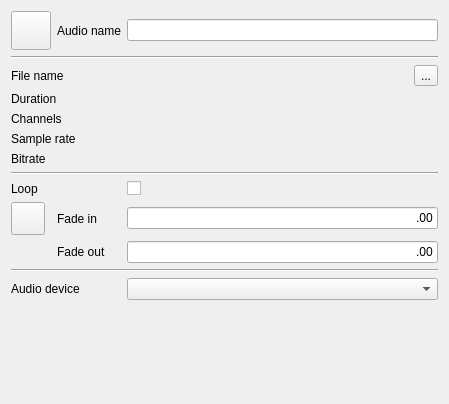
Qt form ui/src/audioeditor.ui (mcallegari/qlcplus) before a commit.
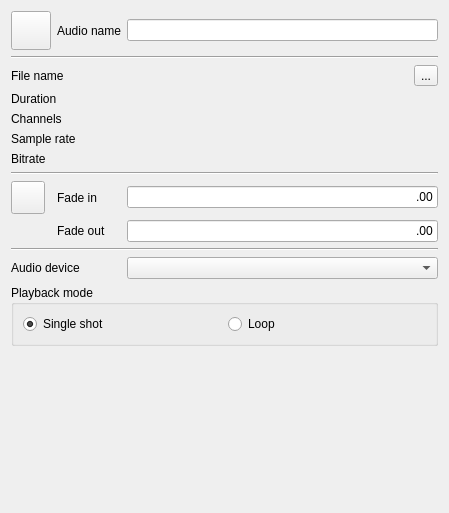
The same form after that commit. Icons and pictures are not drawn.

Commit message:
ui/audio editor: unified UI playback mode with the video editor
Means: less work for the translators and a more consistent UI

The edit to the form file:
```diff
--- a/ui/src/audioeditor.ui
+++ b/ui/src/audioeditor.ui
@@ -26,7 +26,7 @@
     <x>0</x>
     <y>0</y>
     <width>449</width>
-    <height>404</height>
+    <height>513</height>
    </rect>
   </property>
   <property name="windowTitle">
@@ -35,6 +35,32 @@
   <layout class="QGridLayout" name="gridLayout">
    <item row="0" column="0">
     <layout class="QGridLayout" name="gridLayout_2">
+     <item row="12" column="0" colspan="5">
+      <widget class="QGroupBox" name="groupBox">
+       <property name="title">
+        <string>Playback mode</string>
+       </property>
+       <layout class="QHBoxLayout" name="horizontalLayout">
+        <item>
+         <widget class="QRadioButton" name="m_singleCheck">
+          <property name="text">
+           <string>Single shot</string>
+          </property>
+          <property name="checked">
+           <bool>true</bool>
+          </property>
+         </widget>
+        </item>
+        <item>
+         <widget class="QRadioButton" name="m_loopCheck">
+          <property name="text">
+           <string>Loop</string>
+          </property>
+         </widget>
+        </item>
+       </layout>
+      </widget>
+     </item>
      <item row="1" column="0" colspan="5">
       <widget class="Line" name="line">
        <property name="orientation">
@@ -95,14 +121,14 @@
        </property>
       </widget>
      </item>
-     <item row="12" column="0" colspan="3">
+     <item row="11" column="0" colspan="3">
       <widget class="QLabel" name="label_9">
        <property name="text">
         <string>Audio device</string>
        </property>
       </widget>
      </item>
-     <item row="10" column="1" colspan="2">
+     <item row="9" column="1" colspan="2">
       <widget class="QLabel" name="label_7">
        <property name="text">
         <string>Fade out</string>
@@ -131,7 +157,7 @@
        </property>
       </widget>
      </item>
-     <item row="9" column="3" colspan="2">
+     <item row="8" column="3" colspan="2">
       <widget class="QLineEdit" name="m_fadeInEdit">
        <property name="text">
         <string notr="true">.00</string>
@@ -148,6 +174,9 @@
        </property>
       </widget>
      </item>
+     <item row="11" column="3" colspan="2">
+      <widget class="QComboBox" name="m_audioDevCombo"/>
+     </item>
      <item row="4" column="3" colspan="2">
       <widget class="QLabel" name="m_channelsLabel">
        <property name="font">
@@ -174,9 +203,6 @@
        </property>
       </widget>
      </item>
-     <item row="12" column="3" colspan="2">
-      <widget class="QComboBox" name="m_audioDevCombo"/>
-     </item>
      <item row="6" column="0" colspan="3">
       <widget class="QLabel" name="label_2">
        <property name="text">
@@ -184,7 +210,7 @@
        </property>
       </widget>
      </item>
-     <item row="10" column="3" colspan="2">
+     <item row="9" column="3" colspan="2">
       <widget class="QLineEdit" name="m_fadeOutEdit">
        <property name="text">
         <string notr="true">.00</string>
@@ -214,24 +240,23 @@
        </property>
       </widget>
      </item>
-     <item row="5" column="0" colspan="3">
-      <widget class="QLabel" name="label_3">
-       <property name="text">
-        <string>Sample rate</string>
+     <item row="8" column="0">
+      <widget class="QToolButton" name="m_speedDialButton">
+       <property name="toolTip">
+        <string>Show/Hide speed dial window</string>
        </property>
-      </widget>
-     </item>
-     <item row="3" column="0" colspan="3">
-      <widget class="QLabel" name="label">
-       <property name="text">
-        <string>Duration</string>
+       <property name="icon">
+        <iconset resource="qlcui.qrc">
+         <normaloff>:/speed.png</normaloff>:/speed.png</iconset>
        </property>
-      </widget>
-     </item>
-     <item row="7" column="0" colspan="5">
-      <widget class="Line" name="line_2">
-       <property name="orientation">
-        <enum>Qt::Horizontal</enum>
+       <property name="iconSize">
+        <size>
+         <width>26</width>
+         <height>26</height>
+        </size>
+       </property>
+       <property name="checkable">
+        <bool>true</bool>
        </property>
       </widget>
      </item>
@@ -255,60 +280,41 @@
        </property>
       </widget>
      </item>
-     <item row="9" column="0">
-      <widget class="QToolButton" name="m_speedDialButton">
-       <property name="toolTip">
-        <string>Show/Hide speed dial window</string>
+     <item row="7" column="0" colspan="5">
+      <widget class="Line" name="line_2">
+       <property name="orientation">
+        <enum>Qt::Horizontal</enum>
        </property>
-       <property name="icon">
-        <iconset resource="qlcui.qrc">
-         <normaloff>:/speed.png</normaloff>:/speed.png</iconset>
+      </widget>
+     </item>
+     <item row="5" column="0" colspan="3">
+      <widget class="QLabel" name="label_3">
+       <property name="text">
+        <string>Sample rate</string>
        </property>
-       <property name="iconSize">
-        <size>
-         <width>26</width>
-         <height>26</height>
-        </size>
+      </widget>
+     </item>
+     <item row="3" column="0" colspan="3">
+      <widget class="QLabel" name="label">
+       <property name="text">
+        <string>Duration</string>
        </property>
-       <property name="checkable">
-        <bool>true</bool>
+      </widget>
+     </item>
+     <item row="10" column="0" colspan="5">
+      <widget class="Line" name="line_3">
+       <property name="orientation">
+        <enum>Qt::Horizontal</enum>
        </property>
       </widget>
      </item>
-     <item row="9" column="1" colspan="2">
+     <item row="8" column="1" colspan="2">
       <widget class="QLabel" name="label_6">
        <property name="text">
         <string>Fade in</string>
        </property>
       </widget>
      </item>
-     <item row="11" column="0" colspan="5">
-      <widget class="Line" name="line_3">
-       <property name="orientation">
-        <enum>Qt::Horizontal</enum>
-       </property>
-      </widget>
-     </item>
-     <item row="8" column="3">
-      <widget class="QCheckBox" name="m_loopedCheckBox">
-       <property name="toolTip">
-        <string>Loop audio until explicitly stopped</string>
-       </property>
-       <property name="text">
-        <string/>
-       </property>
-      </widget>
-     </item>
-     <item row="8" column="0" colspan="3">
-      <widget class="QLabel" name="label_10">
-       <property name="text">
-        <string>Loop</string>
-       </property>
-       <property name="buddy">
-        <cstring>m_loopedCheckBox</cstring>
-       </property>
-      </widget>
-     </item>
     </layout>
    </item>
   </layout>
```
Left out of the diff: 1 changed line with no effect on the pictures. The commit also changes 3 other files.
